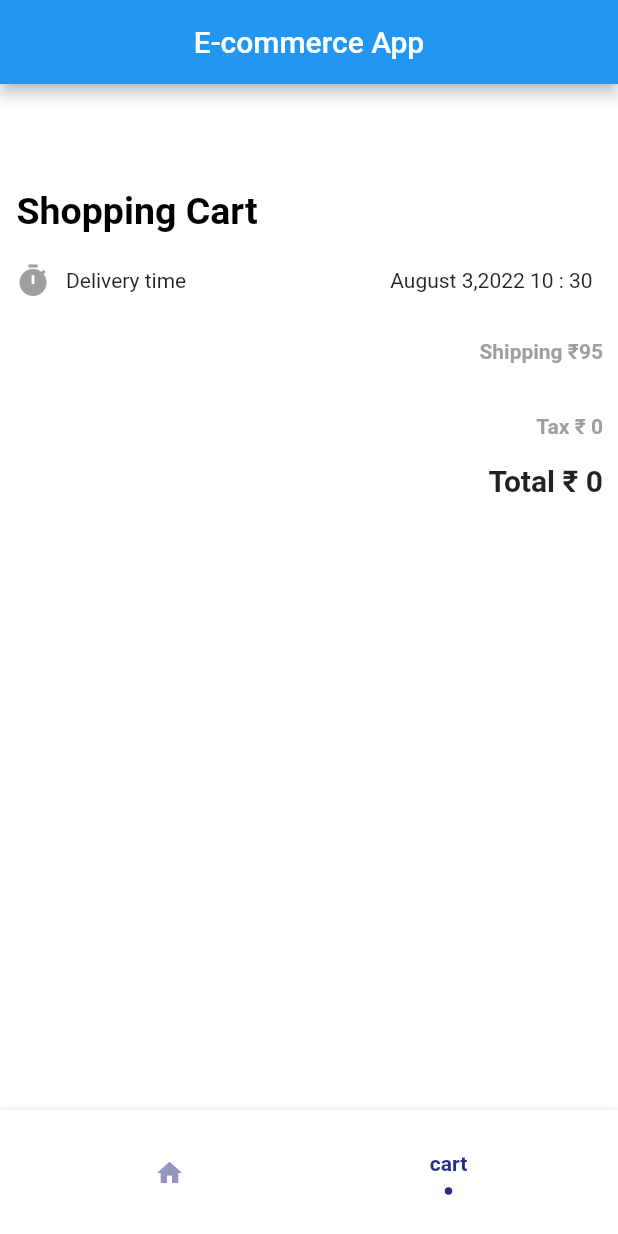
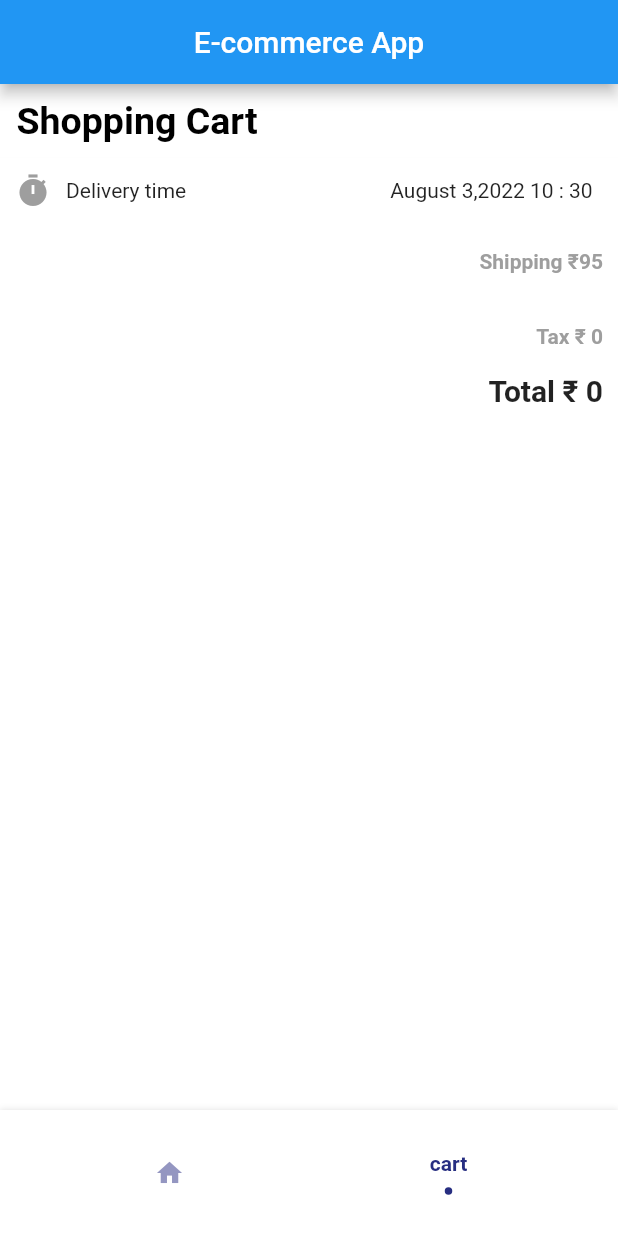
Before and after one commit to hardikrathod003/Shopping, a Flutter app: the screen it shows after launch, item 2 of the bottom bar chosen, on a phone screen of 412 x 824 dp. Run offline on Flutter 3.47's test engine with Material 2 defaults, Android fonts, the phone set to English and light mode, and no system bars; drawn by our look-alikes of flashy_tab_bar2; network calls fail.

Commit message:
Shopping App

```diff
--- a/lib/CartPage.dart
+++ b/lib/CartPage.dart
@@ -25,7 +25,7 @@ class _Cart_pageState extends State<Cart_page> {
         Container(
           color: Colors.white,
           width: double.infinity,
-          padding: const EdgeInsets.only(top: 70, left: 11, bottom: 10),
+          padding: const EdgeInsets.only(top: 10, left: 11, bottom: 10),
           child: const Text(
             "Shopping Cart",
             style: TextStyle(
```
